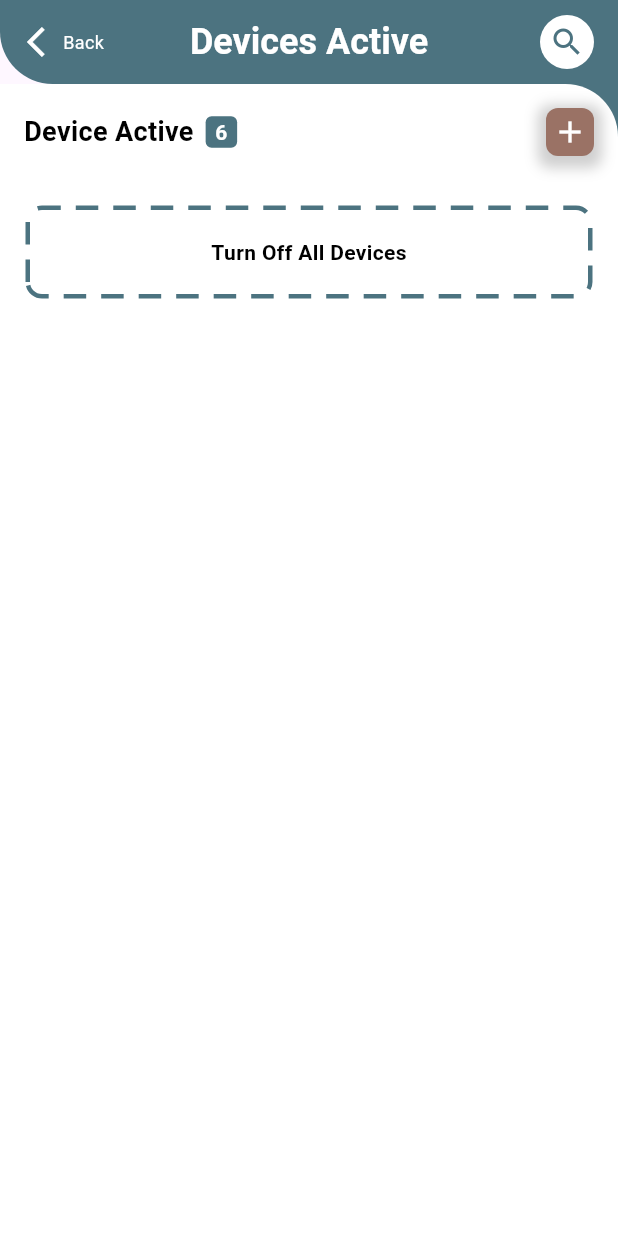
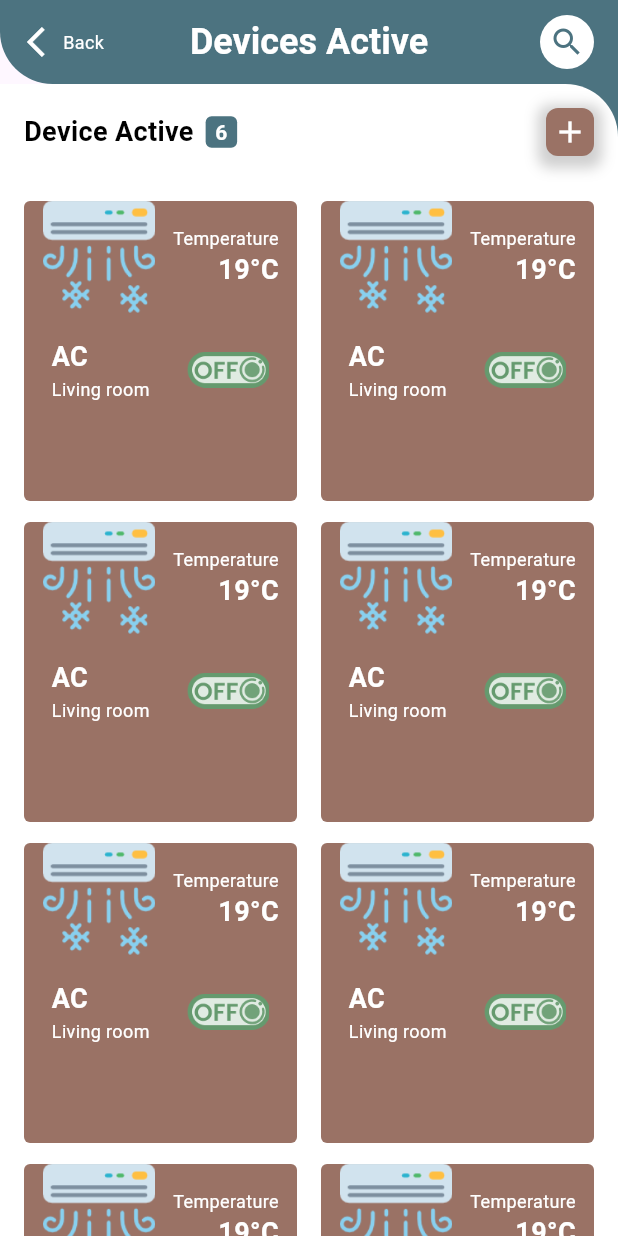
Before and after one commit to ashraful1003/Smart-Home, a Flutter app: the DeviceActiveScreen screen opened directly, on a phone screen of 412 x 824 dp. Run offline on Flutter 3.47's test engine with Material 2 defaults, Android fonts, the phone set to English and light mode, and no system bars; drawn by our look-alikes of dotted_border; our stand-ins replace google_nav_bar.

Commit message:
Device Active Screen Complete

```diff
--- a/lib/main.dart
+++ b/lib/main.dart
@@ -25,7 +25,7 @@ class MyApp extends StatelessWidget {
         colorScheme: ColorScheme.fromSeed(seedColor: Colors.deepPurple),
         useMaterial3: true,
       ),
-      home: DetailItemScreen(),
+      home: DeviceActiveScreen(),
     );
   }
 }
--- a/lib/views/detail_room/detail_room_screen.dart
+++ b/lib/views/detail_room/detail_room_screen.dart
@@ -1,4 +1,5 @@
 import 'package:flutter/material.dart';
+import 'package:smart_home/views/common_widget/frame37.dart';
 import 'package:smart_home/views/detail_room/room_card.dart';
 
 import '../../constants.dart';
@@ -163,7 +164,7 @@ class DetailRoomScreen extends StatelessWidget {
                         },
                       ),
                     ),
-                    Frame38(text: 'Turn Off All Devices'),
+                    Frame37(text: 'Turn Off All Devices'),
                   ],
                 ),
               ),
--- a/lib/views/device_active/device_active_screen.dart
+++ b/lib/views/device_active/device_active_screen.dart
@@ -1,10 +1,12 @@
 import 'package:flutter/material.dart';
 import 'package:smart_home/constants.dart';
+import 'package:smart_home/views/common_widget/frame37.dart';
 
 import '../common_widget/frame34.dart';
 import '../common_widget/frame38.dart';
 import '../common_widget/see_all.dart';
 import '../common_widget/text_widget.dart';
+import '../home/frame32.dart';
 
 class DeviceActiveScreen extends StatelessWidget {
   const DeviceActiveScreen({Key? key}) : super(key: key);
@@ -18,7 +20,7 @@ class DeviceActiveScreen extends StatelessWidget {
         leading: Container(
           margin: EdgeInsets.only(left: 18),
           child: GestureDetector(
-            onTap: (){
+            onTap: () {
               Navigator.pop(context);
             },
             child: Row(
@@ -55,7 +57,8 @@ class DeviceActiveScreen extends StatelessWidget {
         shape: RoundedRectangleBorder(
             borderRadius: BorderRadius.only(bottomLeft: Radius.circular(35))),
       ),
-      body: Container(
+      body: SingleChildScrollView(
+        child: Container(
           color: hexToColor(mains2),
           child: Container(
             decoration: BoxDecoration(
@@ -72,8 +75,30 @@ class DeviceActiveScreen extends StatelessWidget {
                       text3: '6',
                       color: hexToColor(button),
                     )),
-              Frame38(text: 'Turn Off All Devices'),
+                Container(
+                    margin: EdgeInsets.symmetric(horizontal: 16, vertical: 14),
+                    child: GridView.builder(
+                        physics: NeverScrollableScrollPhysics(),
+                        shrinkWrap: true,
+                        itemCount: 8,
+                        gridDelegate:
+                            const SliverGridDelegateWithFixedCrossAxisCount(
+                                crossAxisCount: 2,
+                                mainAxisExtent: 200,
+                                mainAxisSpacing: 14,
+                                crossAxisSpacing: 16),
+                        itemBuilder: (context, index) {
+                          return Frame32(
+                              image: 'assets/img_4.png',
+                              text1: 'Temperature',
+                              text2: '19°C',
+                              text3: 'AC',
+                              text4: 'Living room',
+                              text5: 'ON');
+                        })),
+                Frame37(text: 'Turn Off All Devices'),
               ],
+            ),
           ),
         ),
       ),
--- a/lib/views/see_all_detail_room/see_all_detail_room_screen.dart
+++ b/lib/views/see_all_detail_room/see_all_detail_room_screen.dart
@@ -18,7 +18,7 @@ class SeeAllDetailRoomScreen extends StatelessWidget {
         leading: Container(
           margin: EdgeInsets.only(left: 18),
           child: GestureDetector(
-            onTap: (){
+            onTap: () {
               Navigator.pop(context);
             },
             child: Row(
```
Also changed, not shown: lib/views/common_widget/frame37.dart (added, +33 -0 lines), lib/views/detail_item/detail_item_sceen.dart (+32 -3 lines), lib/views/detail_item/slider_card.dart (added, +32 -0 lines). Lines whose indentation alone changed are shown as unchanged.
